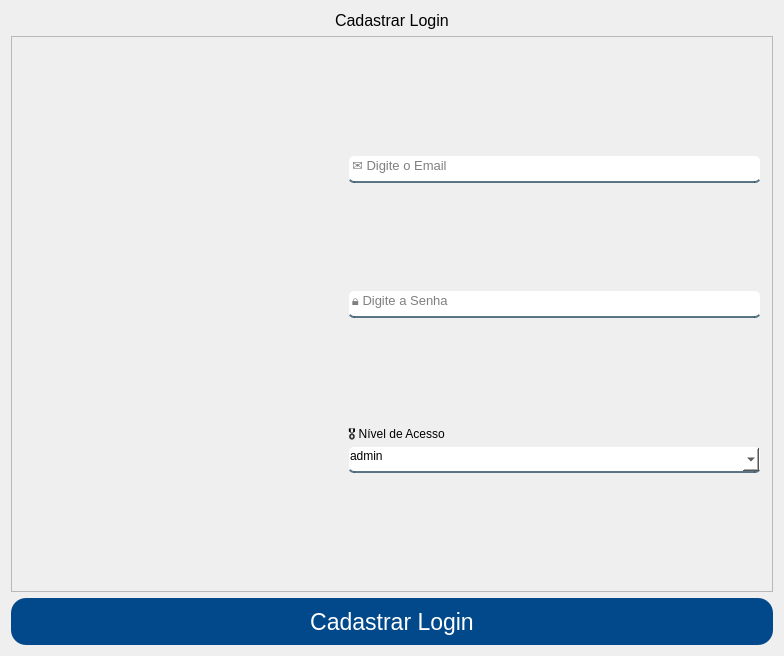
Qt form App/view/ui/cadastroLogin.ui (Senac-SOR-ADS/Mapa-de-Sala) before a commit.
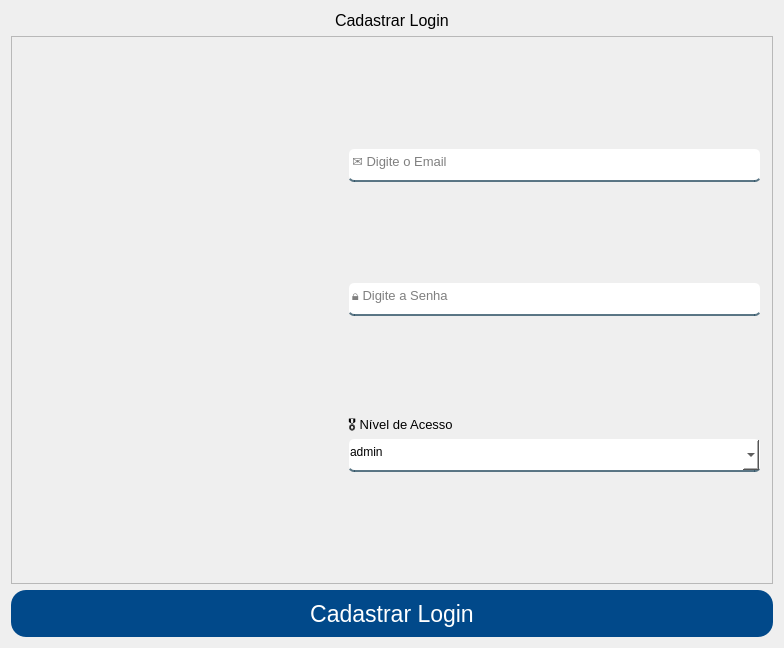
The same form after that commit. Icons and pictures are not drawn.

Commit message: tentando arrumar os layouts da parte de cadastro

What changed in the file:
```diff
--- a/App/view/ui/cadastroLogin.ui
+++ b/App/view/ui/cadastroLogin.ui
@@ -6,8 +6,8 @@
    <rect>
     <x>0</x>
     <y>0</y>
-    <width>784</width>
-    <height>656</height>
+    <width>780</width>
+    <height>648</height>
    </rect>
   </property>
   <property name="windowTitle">
@@ -153,7 +153,7 @@
            <property name="minimumSize">
             <size>
              <width>0</width>
-             <height>10</height>
+             <height>34</height>
             </size>
            </property>
            <property name="font">
@@ -187,7 +187,7 @@
            <property name="minimumSize">
             <size>
              <width>0</width>
-             <height>10</height>
+             <height>34</height>
             </size>
            </property>
            <property name="font">
@@ -215,6 +215,11 @@
          </item>
          <item>
           <widget class="QLabel" name="label_3">
+           <property name="font">
+            <font>
+             <pointsize>10</pointsize>
+            </font>
+           </property>
            <property name="text">
             <string>🎖 Nível de Acesso</string>
            </property>
@@ -222,6 +227,12 @@
          </item>
          <item>
           <widget class="QComboBox" name="nivelAcesso">
+           <property name="minimumSize">
+            <size>
+             <width>0</width>
+             <height>34</height>
+            </size>
+           </property>
            <property name="cursor">
             <cursorShape>PointingHandCursor</cursorShape>
            </property>
```
The commit also changes 4 other files.
